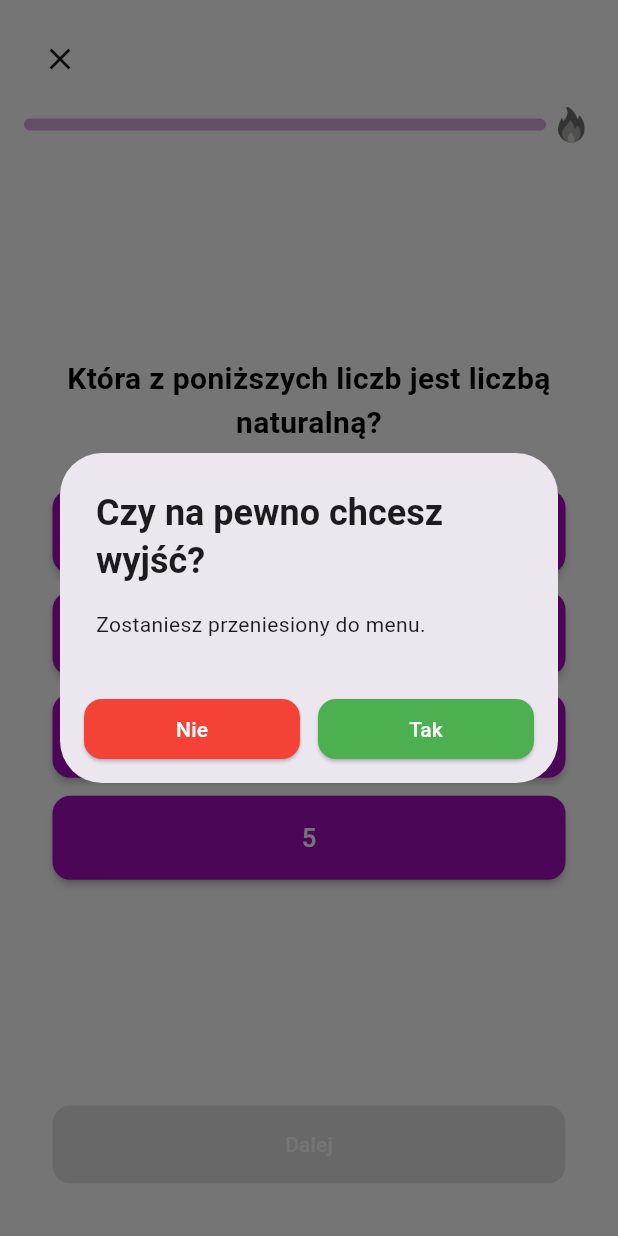
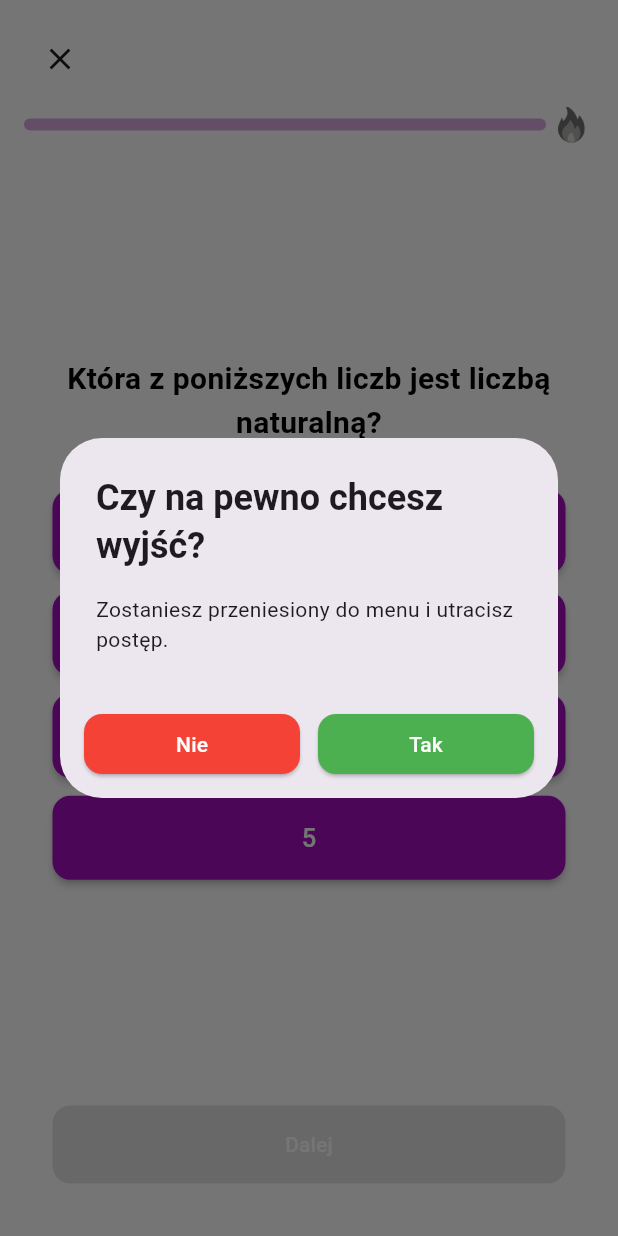
Before and after one commit to SzimiCode/AplikacjaMatematyka, a Flutter app: the QuizFirstTypePage screen opened directly, after a tap on the "close" icon, on a phone screen of 412 x 824 dp. Run offline on Flutter 3.47's test engine with Material 3 defaults, Android fonts, the phone set to English and light mode, and no system bars; our stand-ins replace dash_chat_2, flutter_dotenv, flutter_gemini, math_expressions, shared_preferences; accounts and stored records are empty; network calls fail.

Commit message:
fix: fixed string of the return window in leaving the course

```diff
--- a/aplikacjamatematyka/lib/features/quiz/view/widgets/appbars/app_bar_quiz_first_type_widget.dart
+++ b/aplikacjamatematyka/lib/features/quiz/view/widgets/appbars/app_bar_quiz_first_type_widget.dart
@@ -32,7 +32,7 @@ class AppBarQuizFirstTypeWidget extends StatelessWidget implements PreferredSize
           "Czy na pewno chcesz wyjść?",
           style: TextStyle(fontWeight: FontWeight.bold),
         ),
-        content: const Text("Zostaniesz przeniesiony do menu."),
+        content: const Text("Zostaniesz przeniesiony do menu i utracisz postęp."),
         actionsPadding: const EdgeInsets.symmetric(horizontal: 16, vertical: 12),
         actions: [
                   Row(
```
